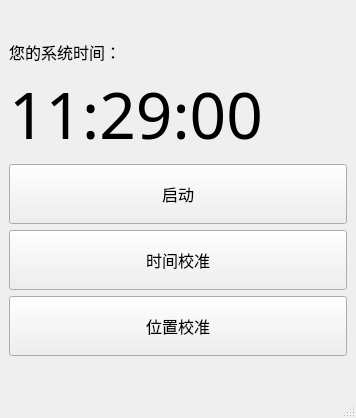
The window that autopaipai.ui (virusnono/autopaipai) describes before a commit, drawn with Qt 5.
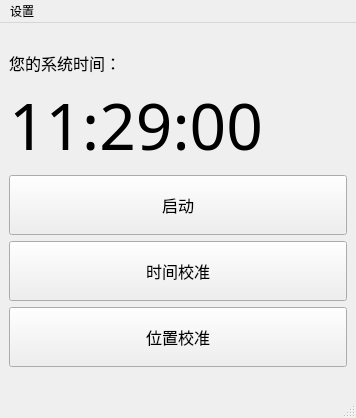
The same window after the commit.

Commit message: 完成拍牌策略设置UI

The edit to the form file:
```diff
--- a/autopaipai.ui
+++ b/autopaipai.ui
@@ -136,6 +136,13 @@
      <height>26</height>
     </rect>
    </property>
+   <widget class="QMenu" name="menu">
+    <property name="title">
+     <string>设置</string>
+    </property>
+    <addaction name="actionPriceSetting"/>
+   </widget>
+   <addaction name="menu"/>
   </widget>
   <widget class="QStatusBar" name="statusbar"/>
  </widget>
```
Left out of the diff: 11 changed lines with no effect on the pictures. The commit also changes 8 other files.
